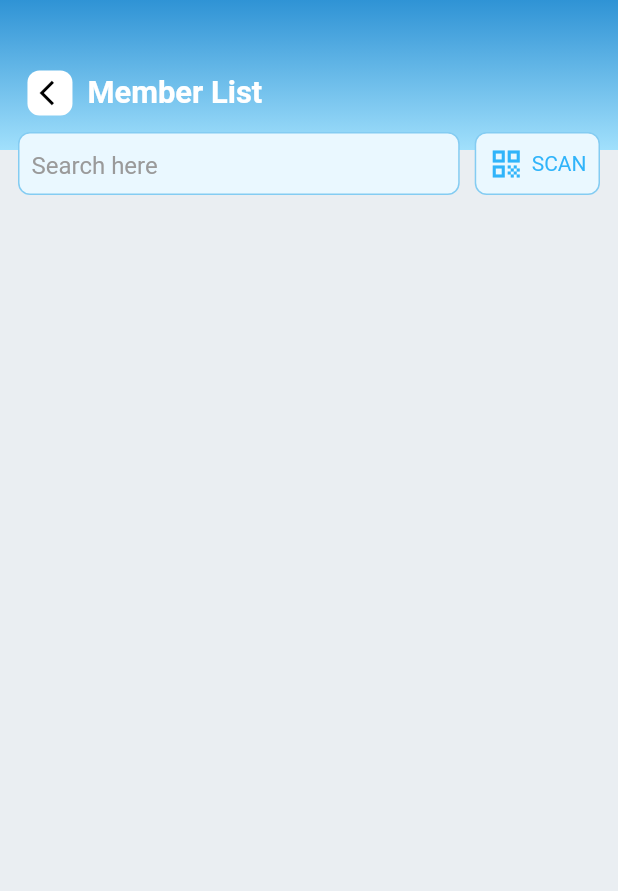
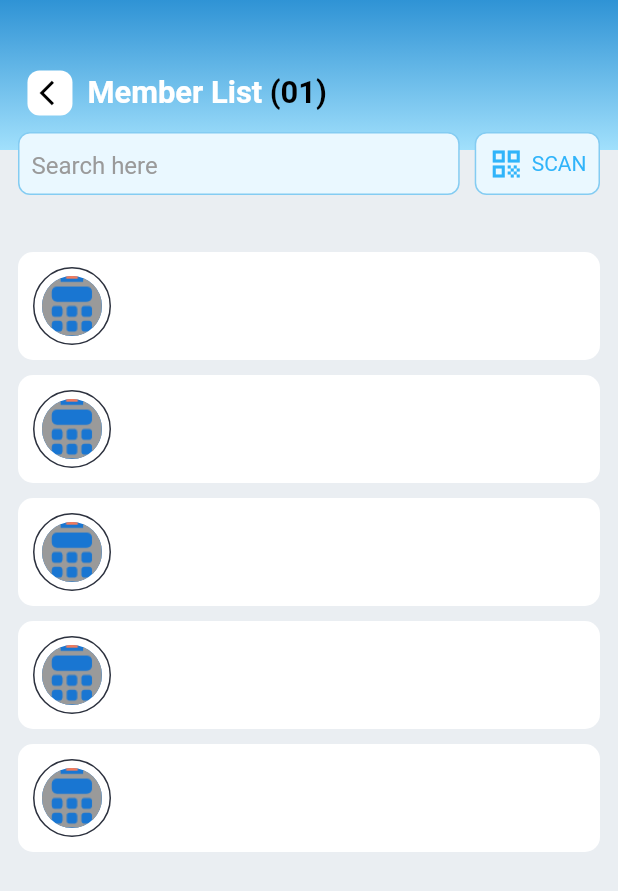
Before and after one commit to abohanzala/sarf, a Flutter app: the CityListScreen screen opened by its route, after a tap on "City", on a phone screen of 412 x 824 dp. Shown: the top 891 px of the screen. Run offline on Flutter 3.47's test engine with Material 2 defaults, Android fonts, the phone set to English and light mode, and no system bars; our stand-ins replace bot_toast, flutter_screenutil, flutter_spinkit, get, intl_phone_field.

Commit message:
members list

```diff
--- a/lib/src/baseview/members/cites_list_view.dart
+++ b/lib/src/baseview/members/cites_list_view.dart
@@ -21,7 +21,7 @@ class _CityListScreenState extends State<CityListScreen> {
       body: Column(
         mainAxisSize: MainAxisSize.min,
         children: [
-          customAppBar('Cites',true),
+          customAppBar('Cites',true,false,''),
           appbarSearch(),
          // const SizedBox(height: 10,),
           Expanded(child: GridView.builder(
--- a/lib/src/baseview/members/members_list_view.dart
+++ b/lib/src/baseview/members/members_list_view.dart
@@ -1,4 +1,5 @@
 import 'package:flutter/material.dart';
+import 'package:get/get.dart';
 
 import '../../../resources/resources.dart';
 import '../../widgets/custom_appbar.dart';
@@ -18,9 +19,39 @@ class _MembersListScreenState extends State<MembersListScreen> {
       body: Column(
         mainAxisSize: MainAxisSize.min,
         children: [
-          customAppBar('Member List',true),
+          customAppBar('Member List',true,true,'(01)'),
           appbarSearch(),
-         // const SizedBox(height: 10,),
+          const SizedBox(height: 10,),
+          Expanded(child: ListView.builder(
+            padding: const EdgeInsets.symmetric(horizontal: 12),
+            itemCount: 5,
+            shrinkWrap: true,
+            itemBuilder: (context,index){
+            return Container(
+              width: Get.width,
+              padding: const EdgeInsets.symmetric(horizontal: 10,vertical: 10),
+              margin: const EdgeInsets.only(bottom: 10),
+              decoration: BoxDecoration(
+                borderRadius: BorderRadius.circular(10),
+                color: R.colors.white,
+              ),
+              child: Row(
+                children:  [
+                  Container(
+                    padding: const EdgeInsets.all(5),
+                    decoration: BoxDecoration(
+                      shape: BoxShape.circle,
+                      border: Border.all(color: R.colors.blackSecondery,width: 1)
+                    ),
+                    child: CircleAvatar(
+                      radius: 20,
+                      backgroundImage: AssetImage(R.images.bottomReceive),
+                    ),
+                  ),
+                ],
+              ),
+            );
+          }))
           // Expanded(child: GridView.builder(
           //           padding: const EdgeInsets.symmetric(horizontal: 12),
           //           gridDelegate: SliverGridDelegateWithMaxCrossAxisExtent(
--- a/lib/src/baseview/members/members_view.dart
+++ b/lib/src/baseview/members/members_view.dart
@@ -20,7 +20,7 @@ class _MembersScreenState extends State<MembersScreen> {
       body: Column(
         mainAxisSize: MainAxisSize.min,
         children: [
-          customAppBar('Members List',false),
+          customAppBar('Members List',false,false,''),
           appbarSearch(),
          // const SizedBox(height: 10,),
           Expanded(child: GridView.builder(
--- a/lib/src/widgets/custom_appbar.dart
+++ b/lib/src/widgets/custom_appbar.dart
@@ -5,7 +5,7 @@ import 'package:get/get.dart';
 import '../../resources/resources.dart';
 
 
-Container customAppBar(String title,bool back) {
+Container customAppBar(String title,bool back,bool braket,String? braketText) {
     return Container(
           padding: EdgeInsets.only(left: 16.w, top: 20.h),
           height: 100,
@@ -50,6 +50,14 @@ Container customAppBar(String title,bool back) {
                     fontWeight: FontWeight.bold,
                   ),
                 ),
+                if(braket) ...[
+                  const SizedBox(width: 5,),
+                  Text(braketText!,style:TextStyle(
+                    color: R.colors.black,
+                    fontSize: 18.sp,
+                    fontWeight: FontWeight.bold,
+                  ),)
+                ],
               ],
             ),
           ),
```
